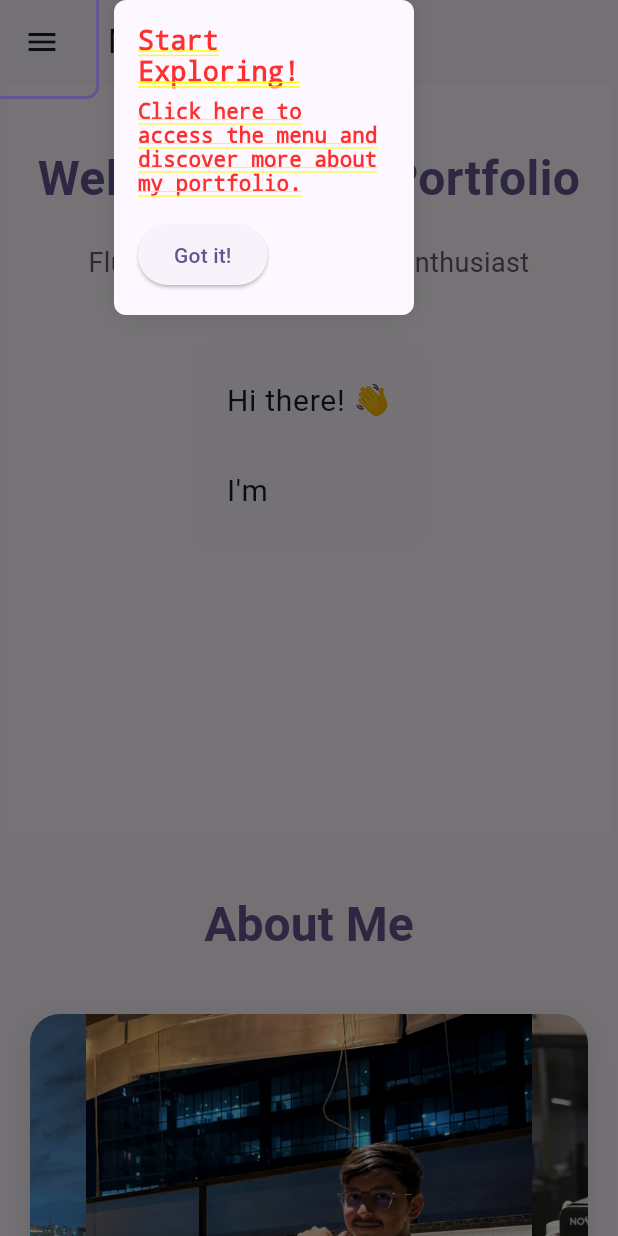
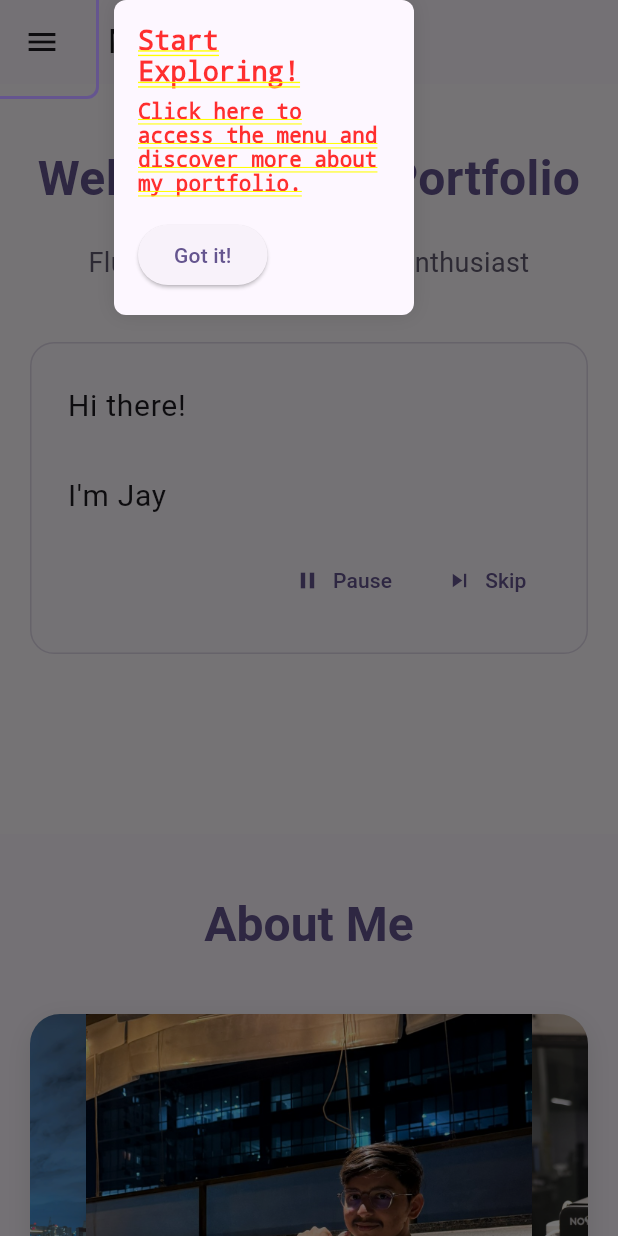
Before and after one commit to Jayrajsinh91/Protfolio, a Flutter app: the first screen one second after launch, on a phone screen of 412 x 824 dp. Run offline on Flutter 3.47's test engine with Material 3 defaults, Android fonts, the phone set to English and light mode, and no system bars; drawn by our look-alikes of flutter_carousel_widget; our stand-ins replace shared_preferences.

Commit message:
added control for animated text

```diff
--- a/lib/presentation/screens/widgets/animated_intro_text.dart
+++ b/lib/presentation/screens/widgets/animated_intro_text.dart
@@ -9,15 +9,18 @@ class AnimatedIntroText extends StatefulWidget {
 }
 
 class _AnimatedIntroTextState extends State<AnimatedIntroText> {
-  static const _introText = "Hi there! 👋\n\n"
-      "I'm Jay, and I'm delighted to see you here! ✨\n\n"
-      "Welcome to my portfolio app where I'd love to share a bit about myself and my journey. "
-      "Feel free to explore and discover more about my work and experiences. 🚀\n\n"
-      "Let's connect and create something amazing together! 💫";
+  static const _introText = 'Hi there!\n\n'
+      'I\'m Jay, and I\'m delighted to see you here!\n\n'
+      'Welcome to my portfolio app where I\'d love to share a bit about myself and my journey. '
+      'Feel free to explore and discover more about my work and experiences.\n\n'
+      'Let\'s connect and create something amazing together!';
 
   String _displayText = '';
   bool _showCursor = true;
   int _currentIndex = 0;
+  bool _isAnimating = true;
+  Timer? _typeTimer;
+  Timer? _cursorTimer;
 
   @override
   void initState() {
@@ -27,8 +30,9 @@ class _AnimatedIntroTextState extends State<AnimatedIntroText> {
   }
 
   void _startAnimation() {
-    Timer.periodic(const Duration(milliseconds: 50), (timer) {
-      if (_currentIndex < _introText.length) {
+    _typeTimer?.cancel();
+    _typeTimer = Timer.periodic(const Duration(milliseconds: 50), (timer) {
+      if (_currentIndex < _introText.length && _isAnimating) {
         setState(() {
           _displayText = _introText.substring(0, _currentIndex + 1);
           _currentIndex++;
@@ -40,29 +44,119 @@ class _AnimatedIntroTextState extends State<AnimatedIntroText> {
   }
 
   void _blinkCursor() {
-    Timer.periodic(const Duration(milliseconds: 500), (timer) {
+    _cursorTimer?.cancel();
+    _cursorTimer = Timer.periodic(const Duration(milliseconds: 500), (timer) {
+      if (mounted) {
         setState(() {
           _showCursor = !_showCursor;
         });
+      }
+    });
+  }
+
+  void _toggleAnimation() {
+    setState(() {
+      if (_currentIndex >= _introText.length) {
+        _currentIndex = 0;
+        _displayText = '';
+        _isAnimating = true;
+        _startAnimation();
+      } else {
+        _isAnimating = !_isAnimating;
+        if (_isAnimating) {
+          _startAnimation();
+        }
+      }
+    });
+  }
+
+  void _skipAnimation() {
+    setState(() {
+      _currentIndex = _introText.length;
+      _displayText = _introText;
+      _isAnimating = false;
     });
   }
 
   @override
   Widget build(BuildContext context) {
-    return Container(
+    return GestureDetector(
+      onTap: _toggleAnimation,
+      child: Container(
         padding: const EdgeInsets.all(24),
         decoration: BoxDecoration(
           color: Theme.of(context).colorScheme.primaryContainer.withAlpha(26),
           borderRadius: BorderRadius.circular(16),
+          border: Border.all(
+            color: Theme.of(context).colorScheme.primary.withAlpha(50),
           ),
-      child: Text(
-        '$_displayText${_showCursor ? '|' : ''}',
-        style: const TextStyle(
+        ),
+        child: Column(
+          crossAxisAlignment: CrossAxisAlignment.start,
+          children: [
+            RichText(
+              text: TextSpan(
+                children: [
+                  TextSpan(
+                    text: _displayText,
+                    style: TextStyle(
                       fontSize: 20,
                       height: 1.5,
                       letterSpacing: 0.5,
+                      color: Theme.of(context).colorScheme.onSurface,
+                    ),
+                  ),
+                  TextSpan(
+                    text: _showCursor ? '|' : ' ',
+                    style: TextStyle(
+                      color: Theme.of(context).colorScheme.primary,
+                      fontWeight: FontWeight.bold,
+                    ),
+                  ),
+                ],
+              ),
+            ),
+            if (_currentIndex < _introText.length) ...[
+              const SizedBox(height: 20),
+              Row(
+                mainAxisAlignment: MainAxisAlignment.end,
+                children: [
+                  TextButton.icon(
+                    onPressed: _toggleAnimation,
+                    icon: Icon(
+                      _isAnimating ? Icons.pause : Icons.play_arrow,
+                    ),
+                    label: Text(_isAnimating ? 'Pause' : 'Play'),
+                  ),
+                  const SizedBox(width: 8),
+                  TextButton.icon(
+                    onPressed: _skipAnimation,
+                    icon: const Icon(Icons.skip_next),
+                    label: const Text('Skip'),
+                  ),
+                ],
+              ),
+            ] else ...[
+              const SizedBox(height: 20),
+              Align(
+                alignment: Alignment.centerRight,
+                child: TextButton.icon(
+                  onPressed: _toggleAnimation,
+                  icon: const Icon(Icons.replay),
+                  label: const Text('Replay'),
+                ),
+              ),
+            ],
+          ],
         ),
       ),
     );
   }
+
+  @override
+  void dispose() {
+    _typeTimer?.cancel();
+    _cursorTimer?.cancel();
+    super.dispose();
   }
+}
```
Lines whose indentation alone changed are shown as unchanged.
